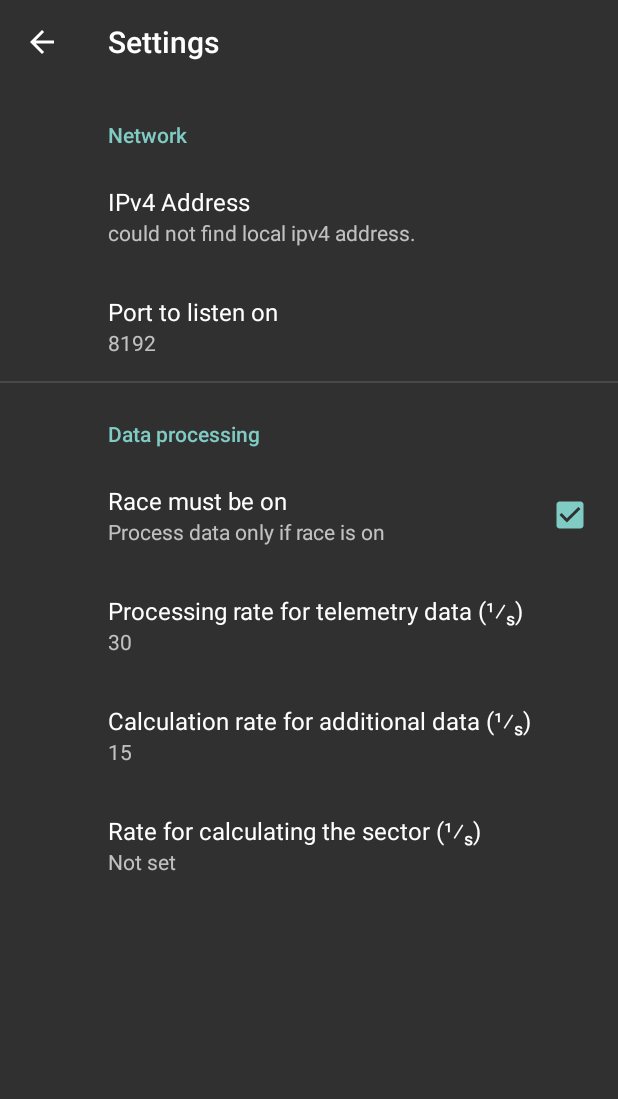
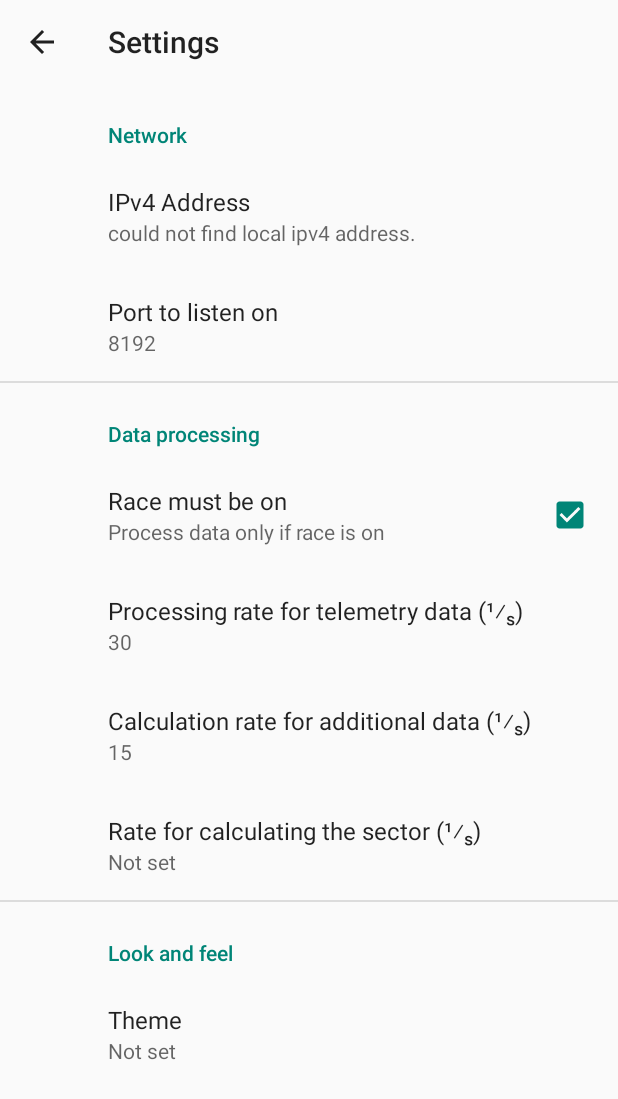
Before and after one commit to KnightsWhoSayNi0/ForzaTelemetry, an Android app: the screen it shows after launch (SettingsActivity), in the options menu, after a tap on "Settings", on a phone screen of 412 x 824 dp. Shown: the top 1099 px of the screen. Run offline under Robolectric (Android 15) with nearby library versions, the phone set to English and light mode, and no system bars; our stand-ins replace androidx.preference.

Commit message:
Port setting and theme setting work properly now

```diff
--- a/app/src/main/AndroidManifest.xml
+++ b/app/src/main/AndroidManifest.xml
@@ -1,16 +1,18 @@
 <?xml version="1.0" encoding="utf-8"?>
 <manifest xmlns:android="http://schemas.android.com/apk/res/android"
           package="de.henrikkaltenbach.forzatelemetry">
+
     <!-- Permissions -->
     <uses-permission android:name="android.permission.INTERNET"/>
 
+    <!-- Application and Activities -->
     <application
             android:allowBackup="false"
             android:icon="@mipmap/ic_launcher"
             android:label="@string/app_name"
             android:roundIcon="@mipmap/ic_launcher_round"
             android:supportsRtl="true"
-            android:theme="@style/AppTheme.NoActionBar">
+            android:theme="@style/AppTheme.NoActionBar">    <!-- Todo: theme ActionBar transparent -->
         <activity
                 android:name=".activities.MainActivity"
                 android:label="@string/app_name"
@@ -18,7 +20,6 @@
                 android:theme="@style/AppTheme.NoActionBar">
             <intent-filter>
                 <action android:name="android.intent.action.MAIN"/>
-
                 <category android:name="android.intent.category.LAUNCHER"/>
             </intent-filter>
         </activity>
--- a/app/src/main/java/de/henrikkaltenbach/forzatelemetry/activities/MainActivity.java
+++ b/app/src/main/java/de/henrikkaltenbach/forzatelemetry/activities/MainActivity.java
@@ -5,7 +5,9 @@ import android.content.SharedPreferences;
 import android.os.Bundle;
 import android.view.Menu;
 import android.view.MenuItem;
+import android.widget.Toast;
 import androidx.appcompat.app.AppCompatActivity;
+import androidx.appcompat.app.AppCompatDelegate;
 import androidx.appcompat.widget.Toolbar;
 import androidx.databinding.DataBindingUtil;
 import androidx.preference.PreferenceManager;
@@ -34,6 +36,8 @@ public class MainActivity extends AppCompatActivity implements SharedPreferences
 
         SharedPreferences sharedPreferences = PreferenceManager.getDefaultSharedPreferences(this);
         sharedPreferences.registerOnSharedPreferenceChangeListener(this);
+
+        AppCompatDelegate.setDefaultNightMode(Integer.parseInt(sharedPreferences.getString(getString(R.string.key_theme), getString(R.string.default_theme))));
 
         startListener(sharedPreferences);
     }
@@ -80,6 +84,9 @@ public class MainActivity extends AppCompatActivity implements SharedPreferences
                 int sectorRate = Integer.parseInt(sharedPreferences.getString(getString(R.string.key_sector_calculation_rate), getString(R.string.default_sector_calculation_rate)));
                 listener.setSectorCalculationRate(sectorRate);
                 return;
+            case "theme":
+                AppCompatDelegate.setDefaultNightMode(Integer.parseInt(sharedPreferences.getString(getString(R.string.key_theme), getString(R.string.default_theme))));
+                return;
             default:
         }
     }
@@ -92,7 +99,13 @@ public class MainActivity extends AppCompatActivity implements SharedPreferences
     }
 
     private void startListener(SharedPreferences sharedPreferences) {
+        final int MAX_PORT = 65535;
         int port = Integer.parseInt(sharedPreferences.getString(getString(R.string.key_port), getString(R.string.default_port)));
+        if (port > MAX_PORT) {
+            sharedPreferences.edit().putString(getString(R.string.key_port), getString(R.string.default_port)).commit();
+            port = Integer.parseInt(getString(R.string.default_port));
+            Toast.makeText(getApplicationContext(), getString(R.string.toast_port_reset), Toast.LENGTH_SHORT).show();
+        }
         if (listener != null) {
             listener.close();
         }
--- a/app/src/main/java/de/henrikkaltenbach/forzatelemetry/activities/SettingsActivity.java
+++ b/app/src/main/java/de/henrikkaltenbach/forzatelemetry/activities/SettingsActivity.java
@@ -1,12 +1,14 @@
 package de.henrikkaltenbach.forzatelemetry.activities;
 
 import android.os.Bundle;
+import android.text.InputFilter;
+import android.text.InputType;
 import androidx.appcompat.app.ActionBar;
 import androidx.appcompat.app.AppCompatActivity;
 import androidx.appcompat.widget.Toolbar;
+import androidx.preference.EditTextPreference;
 import androidx.preference.Preference;
 import androidx.preference.PreferenceFragmentCompat;
-
 import de.henrikkaltenbach.forzatelemetry.R;
 
 import java.net.InetAddress;
@@ -39,9 +41,17 @@ public class SettingsActivity extends AppCompatActivity {
         @Override
         public void onCreatePreferences(Bundle savedInstanceState, String rootKey) {
             setPreferencesFromResource(R.xml.preferences_main, rootKey);
-            Preference ipPreference = findPreference(getString(R.string.key_ip_v4_address));
-            if (ipPreference != null) {
-                ipPreference.setSummary(getLocalIpv4Address());
+            Preference ipV4Address = findPreference(getString(R.string.key_ip_v4_address));
+            if (ipV4Address != null) {
+                ipV4Address.setSummary(getLocalIpv4Address());
+            }
+            EditTextPreference port = findPreference(getString(R.string.key_port));
+            if (port != null) {
+                port.setOnBindEditTextListener(editText -> {
+                    editText.setInputType(InputType.TYPE_CLASS_NUMBER);
+                    InputFilter inputFilter = new InputFilter.LengthFilter(5);
+                    editText.setFilters(new InputFilter[]{inputFilter});
+                });
             }
         }
 
--- a/app/src/main/java/de/henrikkaltenbach/forzatelemetry/network/UdpListener.java
+++ b/app/src/main/java/de/henrikkaltenbach/forzatelemetry/network/UdpListener.java
@@ -20,6 +20,7 @@ public class UdpListener extends Thread {
     public void run() {
         try {
             socket = new DatagramSocket(port);
+            System.out.println("[INFO]: UDP listen on port " + port);
             byte[] buffer = new byte[320];
             DatagramPacket packet = new DatagramPacket(buffer, buffer.length);
             boolean run = true;
--- a/app/src/main/java/de/henrikkaltenbach/forzatelemetry/scenarios/Environment.java
+++ b/app/src/main/java/de/henrikkaltenbach/forzatelemetry/scenarios/Environment.java
@@ -2,14 +2,14 @@ package de.henrikkaltenbach.forzatelemetry.scenarios;
 
 public class Environment {
 
+    private static final Environment NO_ENVIRONMENT;
     private static final Environment[] ENVIRONMENTS;
-    private static final Environment NO_ENVIRONMENT;
 
     static {
+        NO_ENVIRONMENT = new Environment("no environment", new Track[]{Track.NO_TRACK});
         ENVIRONMENTS = new Environment[]{
                 new Environment("Nürburgring", Track.NUERBURGRING)
         };
-        NO_ENVIRONMENT = new Environment("no environment", new Track[]{Track.NO_TRACK});
     }
 
     protected final String name;
--- a/app/src/main/java/de/henrikkaltenbach/forzatelemetry/scenarios/Sector.java
+++ b/app/src/main/java/de/henrikkaltenbach/forzatelemetry/scenarios/Sector.java
@@ -2,11 +2,17 @@ package de.henrikkaltenbach.forzatelemetry.scenarios;
 
 public class Sector {
 
-    protected static final Sector[] NORDSCHLEIFE;
     public static final Sector NO_SECTOR;
+    protected static final Sector[] NUERBURGRING_FULL_CIRCUIT;
+    protected static final Sector[] NUERBURGRING_NORDSCHLEIFE;
+    protected static final Sector[] NUERBURGRING_GP_CIRCUIT;
 
     static {
-        NORDSCHLEIFE = new Sector[]{
+        NO_SECTOR = new Sector("no sector", 0f, 0f);
+        NUERBURGRING_FULL_CIRCUIT = new Sector[]{
+            NO_SECTOR
+        };
+        NUERBURGRING_NORDSCHLEIFE = new Sector[]{
                 new Sector("Hatzenbach", 0f, 1300f),
                 new Sector("Hocheichen", 1300f, 1822f),
                 new Sector("Quiddelbacher-Höhe", 1822f, 2230f),
@@ -53,7 +59,9 @@ public class Sector {
                 new Sector("Hohenrain", 20275f, 20575f),
                 new Sector("Start-Ziel-Gerade", 20575f, 20808f)
         };
-        NO_SECTOR = new Sector("no sector", 0f, 0f);
+        NUERBURGRING_GP_CIRCUIT = new Sector[]{
+            NO_SECTOR
+        };
     }
 
     private final String name;
--- a/app/src/main/java/de/henrikkaltenbach/forzatelemetry/scenarios/Track.java
+++ b/app/src/main/java/de/henrikkaltenbach/forzatelemetry/scenarios/Track.java
@@ -2,16 +2,20 @@ package de.henrikkaltenbach.forzatelemetry.scenarios;
 
 public class Track {
 
+    public static final Track NO_TRACK;
     protected static final Track[] NUERBURGRING;
-    public static final Track NO_TRACK;
+    protected static final Track[] HOCKENHEIMRING;
 
     static {
+        NO_TRACK = new Track("no track", Float.POSITIVE_INFINITY, new Sector[]{Sector.NO_SECTOR});
         NUERBURGRING = new Track[]{
-                new Track("Full Circuit", 25990f, null),    // Todo: determine sectors of the 'Full Circuit'.
-                new Track("Nordschleife", 20810f, Sector.NORDSCHLEIFE),
-                new Track("GP Circuit", 5150f, null)    // Todo: determine sectors of the 'GP Circuit'.
+                new Track("Full Circuit", 25990f, Sector.NUERBURGRING_FULL_CIRCUIT),
+                new Track("Nordschleife", 20810f, Sector.NUERBURGRING_NORDSCHLEIFE),
+                new Track("GP Circuit", 5150f, Sector.NUERBURGRING_GP_CIRCUIT)
         };
-        NO_TRACK = new Track("no track", Float.POSITIVE_INFINITY, new Sector[]{Sector.NO_SECTOR});
+        HOCKENHEIMRING = new Track[]{
+                NO_TRACK
+        };
     }
 
     protected final String name;
--- a/app/src/main/res/layout/activity_main.xml
+++ b/app/src/main/res/layout/activity_main.xml
@@ -1,7 +1,8 @@
 <?xml version="1.0" encoding="utf-8"?>
 <layout
         xmlns:android="http://schemas.android.com/apk/res/android"
-        xmlns:app="http://schemas.android.com/apk/res-auto">
+        xmlns:app="http://schemas.android.com/apk/res-auto"
+        xmlns:tools="http://schemas.android.com/tools">
     <data>
         <variable
                 name="telemetry"
@@ -157,5 +158,4 @@
                     app:layout_constraintEnd_toEndOf="parent"/>
         </androidx.constraintlayout.widget.ConstraintLayout>
     </LinearLayout>
-
 </layout>
--- a/app/src/main/res/values/arrays.xml
+++ b/app/src/main/res/values/arrays.xml
@@ -29,4 +29,14 @@
         <item>30</item>
         <item>60</item>
     </string-array>
+    <string-array name="entries_theme">
+        <item>Light</item>
+        <item>Dark</item>
+        <item>System default</item>
+    </string-array>
+    <string-array name="entry_values_theme">
+        <item>1</item>
+        <item>2</item>
+        <item>-1</item>
+    </string-array>
 </resources>
--- a/app/src/main/res/values/strings.xml
+++ b/app/src/main/res/values/strings.xml
@@ -51,6 +51,7 @@
     <!-- Preference categories -->
     <string name="pref_cat_network">Network</string>
     <string name="pref_cat_data_processing">Data processing</string>
+    <string name="pref_cat_look_and_feel">Look and feel</string>
 
     <!-- Network preferences -->
     <string name="pref_ipv4_address">IPv4 Address</string>
@@ -64,6 +65,9 @@
     <string name="pref_sector_calculation_rate">Rate for calculating the sector (¹⁄ₛ)</string>
     <string name="summary_race_on">Process data only if race is on</string>
 
+    <!-- Look and feel preferences -->
+    <string name="pref_theme">Theme</string>
+
     <!-- Preference keys -->
     <string name="key_ip_v4_address">ipV4Address</string>
     <string name="key_port">port</string>
@@ -72,6 +76,7 @@
     <string name="key_processing_rate">processingRate</string>
     <string name="key_calculation_rate">calculationRate</string>
     <string name="key_sector_calculation_rate">sectorCalculationRate</string>
+    <string name="key_theme">theme</string>
 
     <!-- Default values -->
     <string name="default_port">8192</string>
@@ -79,7 +84,11 @@
     <string name="default_processing_rate">2</string>
     <string name="default_calculation_rate">4</string>
     <string name="default_sector_calculation_rate">11</string>
+    <string name="default_theme">3</string>
 
     <!-- Digits -->
-    <string name="digits_zero_nine">0123456789</string>
+    <string name="digits_zero_to_nine">0123456789</string>
+
+    <!-- Snackbar messages -->
+    <string name="toast_port_reset">Port out of range. Port was reset to default.</string>
 </resources>
--- a/app/src/main/res/values/styles.xml
+++ b/app/src/main/res/values/styles.xml
@@ -1,13 +1,13 @@
 <?xml version="1.0" encoding="utf-8"?>
 <resources>
     <!-- Base application theme. -->
-    <style name="AppTheme" parent="Theme.AppCompat.Light.DarkActionBar">
+    <style name="AppTheme" parent="Theme.AppCompat.DayNight.DarkActionBar">
         <item name="colorAccent">@color/colorAccent</item>
         <item name="colorPrimary">@color/colorPrimary</item>
     </style>
 
     <!-- Main activity theme. -->
-    <style name="AppTheme.NoActionBar" parent="Theme.AppCompat.NoActionBar">
+    <style name="AppTheme.NoActionBar" parent="Theme.AppCompat.DayNight.NoActionBar">
         <item name="android:navigationBarColor">@android:color/transparent</item>
         <item name="android:windowFullscreen">true</item>
         <item name="windowActionBar">false</item>
--- a/app/src/main/res/xml/preferences_main.xml
+++ b/app/src/main/res/xml/preferences_main.xml
@@ -7,15 +7,13 @@
         <Preference
                 android:key="@string/key_ip_v4_address"
                 android:title="@string/pref_ipv4_address"
-                android:summary="@string/pref_ipv4_address"/>
+                android:summary="@string/summary_ipv4_address"/>
         <EditTextPreference
                 android:key="@string/key_port"
                 android:title="@string/pref_port"
                 android:summary="@string/summary_race_on"
-                android:inputType="number"
-                android:digits="@string/digits_zero_nine"
                 android:defaultValue="@string/default_port"
-                app:useSimpleSummaryProvider="true"/>   <!-- Todo: allow only numbers. -->
+                app:useSimpleSummaryProvider="true"/>
     </PreferenceCategory>
     <PreferenceCategory
             android:key="@string/key_data_processing"
@@ -48,4 +46,14 @@
                 android:defaultValue="@string/default_sector_calculation_rate"
                 app:useSimpleSummaryProvider="true"/>   <!-- Todo: default value does not work. -->
     </PreferenceCategory>
+    <PreferenceCategory
+            android:title="@string/pref_cat_look_and_feel">
+        <ListPreference
+                android:key="@string/key_theme"
+                android:title="@string/pref_theme"
+                android:entries="@array/entries_theme"
+                android:entryValues="@array/entry_values_theme"
+                android:defaultValue="@string/default_theme"
+                app:useSimpleSummaryProvider="true"/>
+    </PreferenceCategory>
 </PreferenceScreen>
```
Also changed, not shown: app/build.gradle (+17 -17 lines).
